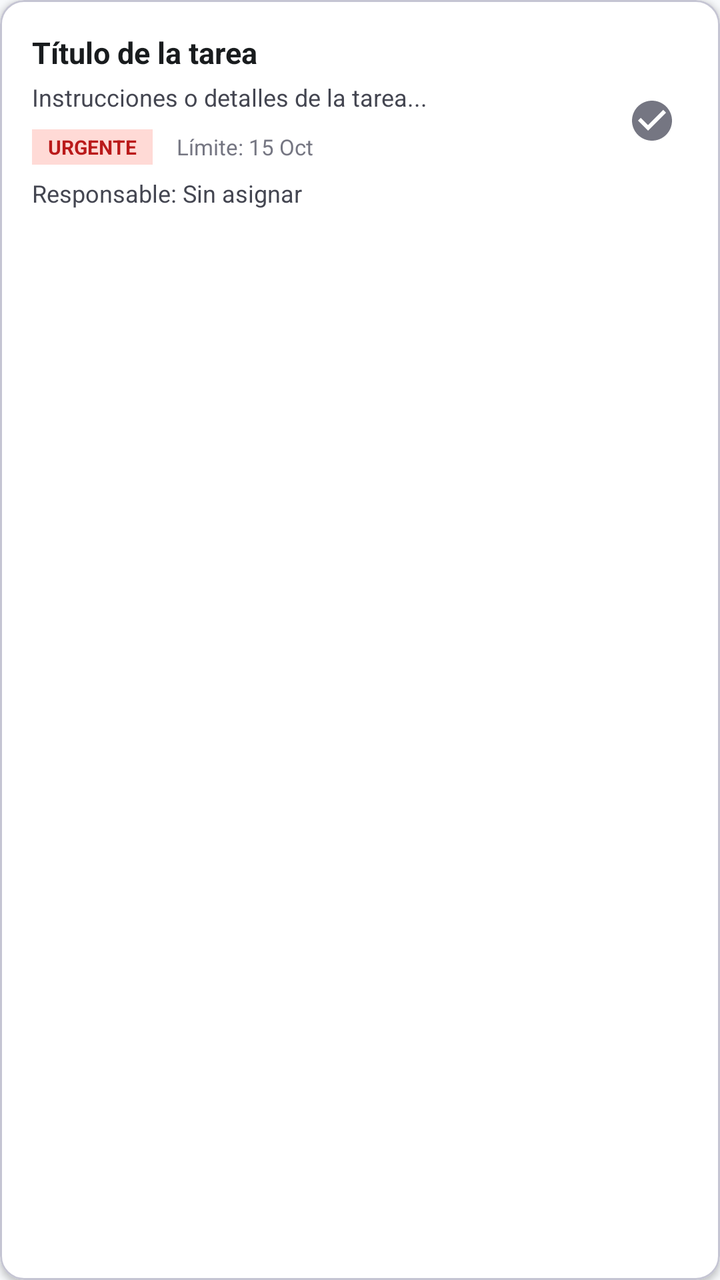
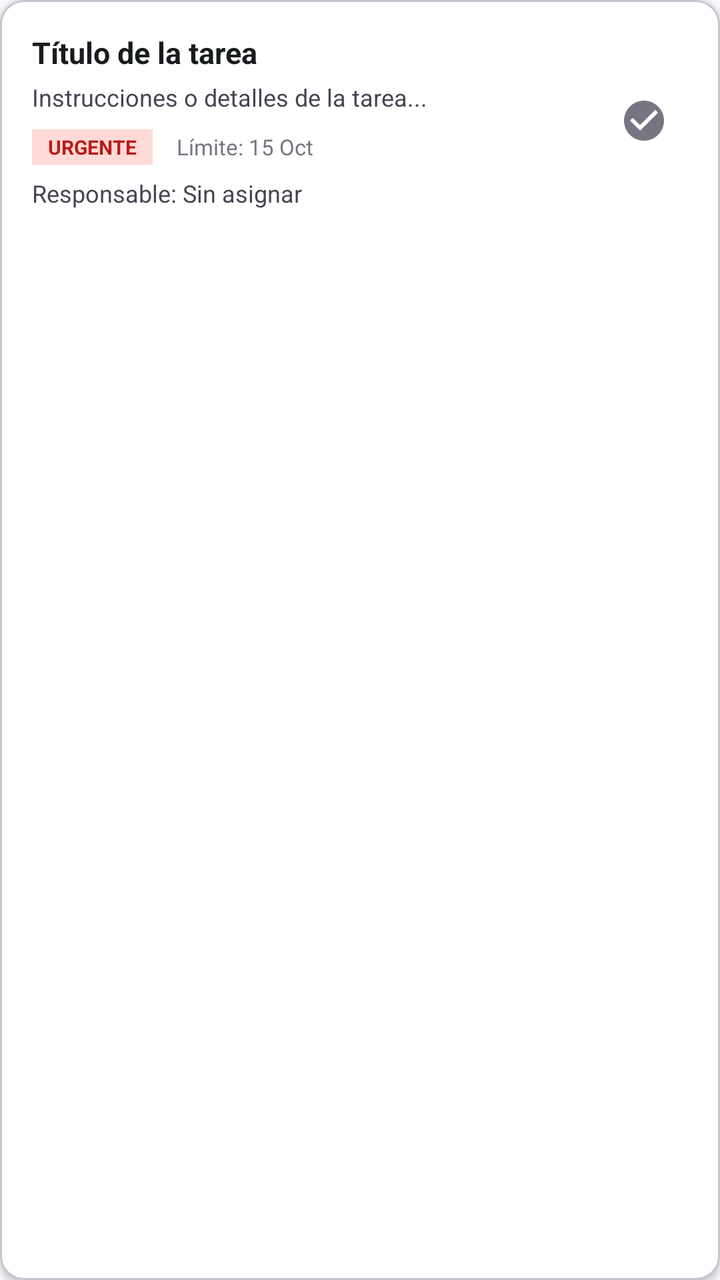

Compare the two renders of this Android layout. The source of the first and the diff that turns it into the second are given below.
<!-- AndroidManifest.xml: application theme Theme.MaquetaGestia -->
<!-- res/layout/item_tarea.xml -->
<?xml version="1.0" encoding="utf-8"?>
<com.google.android.material.card.MaterialCardView xmlns:android="http://schemas.android.com/apk/res/android"
    xmlns:app="http://schemas.android.com/apk/res-auto"
    android:id="@+id/cardTarea"
    android:layout_width="match_parent"
    android:layout_height="wrap_content"
    android:layout_marginBottom="12dp"
    android:clickable="true"
    android:focusable="true"
    app:cardBackgroundColor="@color/surface_container_lowest"
    app:cardCornerRadius="12dp"
    app:cardElevation="2dp"
    app:strokeColor="@color/outline_variant">

    <RelativeLayout
        android:layout_width="match_parent"
        android:layout_height="wrap_content"
        android:padding="16dp">

        <LinearLayout
            android:layout_width="match_parent"
            android:layout_height="wrap_content"
            android:layout_alignParentStart="true"
            android:layout_toStartOf="@id/containerAccion"
            android:orientation="vertical">

            <TextView
                android:id="@+id/lblTituloTarea"
                android:layout_width="wrap_content"
                android:layout_height="wrap_content"
                android:text="Título de la tarea"
                android:textColor="@color/on_surface"
                android:textSize="15sp"
                android:textStyle="bold" />

            <TextView
                android:id="@+id/lblInstruccionesTarea"
                android:layout_width="wrap_content"
                android:layout_height="wrap_content"
                android:layout_marginTop="4dp"
                android:ellipsize="end"
                android:maxLines="2"
                android:text="Instrucciones o detalles de la tarea..."
                android:textColor="@color/on_surface_variant"
                android:textSize="12sp" />

            <LinearLayout
                android:layout_width="wrap_content"
                android:layout_height="wrap_content"
                android:layout_marginTop="8dp"
                android:gravity="center_vertical"
                android:orientation="horizontal">

                <TextView
                    android:id="@+id/lblPrioridadTarea"
                    android:layout_width="wrap_content"
                    android:layout_height="wrap_content"
                    android:background="@color/error_container"
                    android:paddingStart="8dp"
                    android:paddingTop="2dp"
                    android:paddingEnd="8dp"
                    android:paddingBottom="2dp"
                    android:text="URGENTE"
                    android:textColor="@color/error"
                    android:textSize="10sp"
                    android:textStyle="bold" />

                <TextView
                    android:id="@+id/lblFechaLimiteTarea"
                    android:layout_width="wrap_content"
                    android:layout_height="wrap_content"
                    android:layout_marginStart="12dp"
                    android:text="Límite: 15 Oct"
                    android:textColor="@color/outline"
                    android:textSize="11sp" />
            </LinearLayout>

            <TextView
                android:id="@+id/lblResponsableTarea"
                android:layout_width="wrap_content"
                android:layout_height="wrap_content"
                android:layout_marginTop="6dp"
                android:text="Responsable: Sin asignar"
                android:textColor="@color/on_surface_variant"
                android:textSize="12sp" />

            
            <LinearLayout
                android:id="@+id/layoutProgresoSubtareas"
                android:layout_width="match_parent"
                android:layout_height="wrap_content"
                android:layout_marginTop="6dp"
                android:gravity="center_vertical"
                android:orientation="horizontal"
                android:visibility="gone">

                <ProgressBar
                    android:id="@+id/progressSubtareas"
                    style="?android:attr/progressBarStyleHorizontal"
                    android:layout_width="0dp"
                    android:layout_height="6dp"
                    android:layout_weight="1"
                    android:max="100"
                    android:progress="0"
                    android:progressTint="@color/primary" />

                <TextView
                    android:id="@+id/lblSubtareasResumen"
                    android:layout_width="wrap_content"
                    android:layout_height="wrap_content"
                    android:layout_marginStart="8dp"
                    android:text="0/0"
                    android:textColor="@color/on_surface_variant"
                    android:textSize="11sp"
                    android:textStyle="bold" />
            </LinearLayout>

        </LinearLayout>

        
        <LinearLayout
            android:id="@+id/containerAccion"
            android:layout_width="wrap_content"
            android:layout_height="wrap_content"
            android:layout_alignParentEnd="true"
            android:layout_centerVertical="true"
            android:orientation="vertical">

            <ImageButton
                android:id="@+id/btnCambiarEstado"
                android:layout_width="36dp"
                android:layout_height="36dp"
                android:background="?attr/selectableItemBackgroundBorderless"
                android:contentDescription="Cambiar estado"
                android:src="@drawable/ic_check_circle"
                app:tint="@color/outline" />
        </LinearLayout>

    </RelativeLayout>

</com.google.android.material.card.MaterialCardView>
<!-- resources referenced by this layout -->
<resources>
  <color name="error">#BA1A1A</color>
  <color name="error_container">#FFDAD6</color>
  <color name="on_surface">#191C1E</color>
  <color name="on_surface_variant">#444651</color>
  <color name="outline">#757682</color>
  <color name="outline_variant">#C5C5D3</color>
  <color name="primary">#00236F</color>
  <color name="surface_container_lowest">#FFFFFF</color>
  <!-- drawable ic_check_circle (drawable) -->
  <vector xmlns:android="http://schemas.android.com/apk/res/android"
      android:width="24dp"
      android:height="24dp"
      android:viewportWidth="24"
      android:viewportHeight="24">
      <path
          android:fillColor="@color/success_green"
          android:pathData="M12,2C6.48,2 2,6.48 2,12s4.48,10 10,10 10,-4.48 10,-10S17.52,2 12,2zM10,17l-5,-5 1.41,-1.41L10,14.17l7.59,-7.59L19,8l-9,9z"/>
  </vector>
  <style name="Theme.MaquetaGestia" parent="Base.Theme.MaquetaGestia" />
  <color name="success_green">#1E8E3E</color>
  <style name="Base.Theme.MaquetaGestia" parent="Theme.Material3.DayNight.NoActionBar">
          
          <item name="colorPrimary">@color/primary</item>
          <item name="colorOnPrimary">@color/on_primary</item>
          <item name="colorPrimaryContainer">@color/primary_container</item>
          <item name="colorOnPrimaryContainer">@color/on_primary_container</item>
  
          
          <item name="colorSecondary">@color/secondary</item>
          <item name="colorOnSecondary">@color/on_secondary</item>
          <item name="colorSecondaryContainer">@color/secondary_container</item>
  
          
          <item name="android:colorBackground">@color/background</item>
          <item name="colorSurface">@color/surface</item>
          <item name="colorOnSurface">@color/on_surface</item>
          <item name="colorOnSurfaceVariant">@color/on_surface_variant</item>
  
          
          <item name="colorOutline">@color/outline</item>
          <item name="colorOutlineVariant">@color/outline_variant</item>
          <item name="colorError">@color/error</item>
          <item name="colorErrorContainer">@color/error_container</item>
          <item name="colorOnError">@color/on_error</item>
      </style>
  <color name="on_primary">#FFFFFF</color>
  <color name="primary_container">#1E3A8A</color>
  <color name="on_primary_container">#90A8FF</color>
  <color name="secondary">#006398</color>
  <color name="on_secondary">#FFFFFF</color>
  <color name="secondary_container">#5BB8FE</color>
  <color name="background">#F7F9FB</color>
  <color name="surface">#F7F9FB</color>
  <color name="on_error">#FFFFFF</color>
</resources>

<!-- the commit's change to res/layout/item_tarea.xml (unified diff, before → after) -->
@@ -21,13 +21,16 @@
             android:layout_width="match_parent"
             android:layout_height="wrap_content"
             android:layout_alignParentStart="true"
+            android:layout_marginEnd="8dp"
             android:layout_toStartOf="@id/containerAccion"
             android:orientation="vertical">
 
             <TextView
                 android:id="@+id/lblTituloTarea"
-                android:layout_width="wrap_content"
+                android:layout_width="match_parent"
                 android:layout_height="wrap_content"
+                android:ellipsize="end"
+                android:maxLines="2"
                 android:text="Título de la tarea"
                 android:textColor="@color/on_surface"
                 android:textSize="15sp"
@@ -35,7 +38,7 @@
 
             <TextView
                 android:id="@+id/lblInstruccionesTarea"
-                android:layout_width="wrap_content"
+                android:layout_width="match_parent"
                 android:layout_height="wrap_content"
                 android:layout_marginTop="4dp"
                 android:ellipsize="end"
@@ -45,7 +48,7 @@
                 android:textSize="12sp" />
 
             <LinearLayout
-                android:layout_width="wrap_content"
+                android:layout_width="match_parent"
                 android:layout_height="wrap_content"
                 android:layout_marginTop="8dp"
                 android:gravity="center_vertical"
@@ -56,6 +59,7 @@
                     android:layout_width="wrap_content"
                     android:layout_height="wrap_content"
                     android:background="@color/error_container"
+                    android:maxLines="1"
                     android:paddingStart="8dp"
                     android:paddingTop="2dp"
                     android:paddingEnd="8dp"
@@ -67,9 +71,12 @@
 
                 <TextView
                     android:id="@+id/lblFechaLimiteTarea"
-                    android:layout_width="wrap_content"
+                    android:layout_width="0dp"
                     android:layout_height="wrap_content"
                     android:layout_marginStart="12dp"
+                    android:layout_weight="1"
+                    android:ellipsize="end"
+                    android:maxLines="1"
                     android:text="Límite: 15 Oct"
                     android:textColor="@color/outline"
                     android:textSize="11sp" />
@@ -77,9 +84,11 @@
 
             <TextView
                 android:id="@+id/lblResponsableTarea"
-                android:layout_width="wrap_content"
+                android:layout_width="match_parent"
                 android:layout_height="wrap_content"
                 android:layout_marginTop="6dp"
+                android:ellipsize="end"
+                android:maxLines="1"
                 android:text="Responsable: Sin asignar"
                 android:textColor="@color/on_surface_variant"
                 android:textSize="12sp" />
@@ -128,8 +137,8 @@
 
             <ImageButton
                 android:id="@+id/btnCambiarEstado"
-                android:layout_width="36dp"
-                android:layout_height="36dp"
+                android:layout_width="44dp"
+                android:layout_height="44dp"
                 android:background="?attr/selectableItemBackgroundBorderless"
                 android:contentDescription="Cambiar estado"
                 android:src="@drawable/ic_check_circle"
